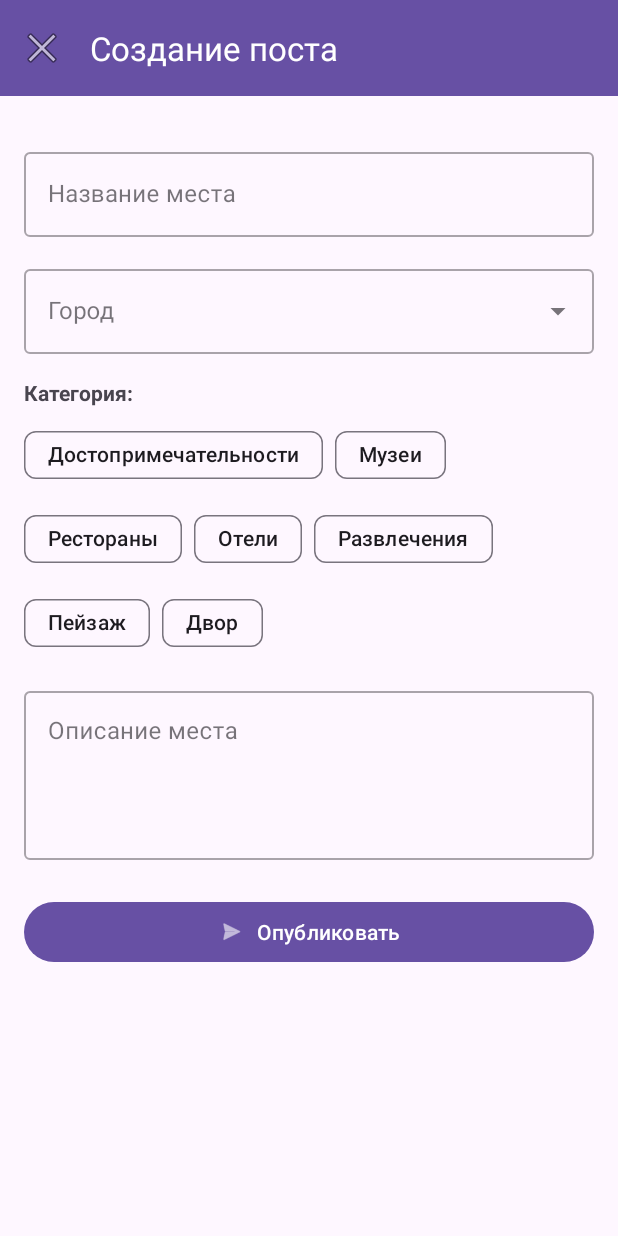
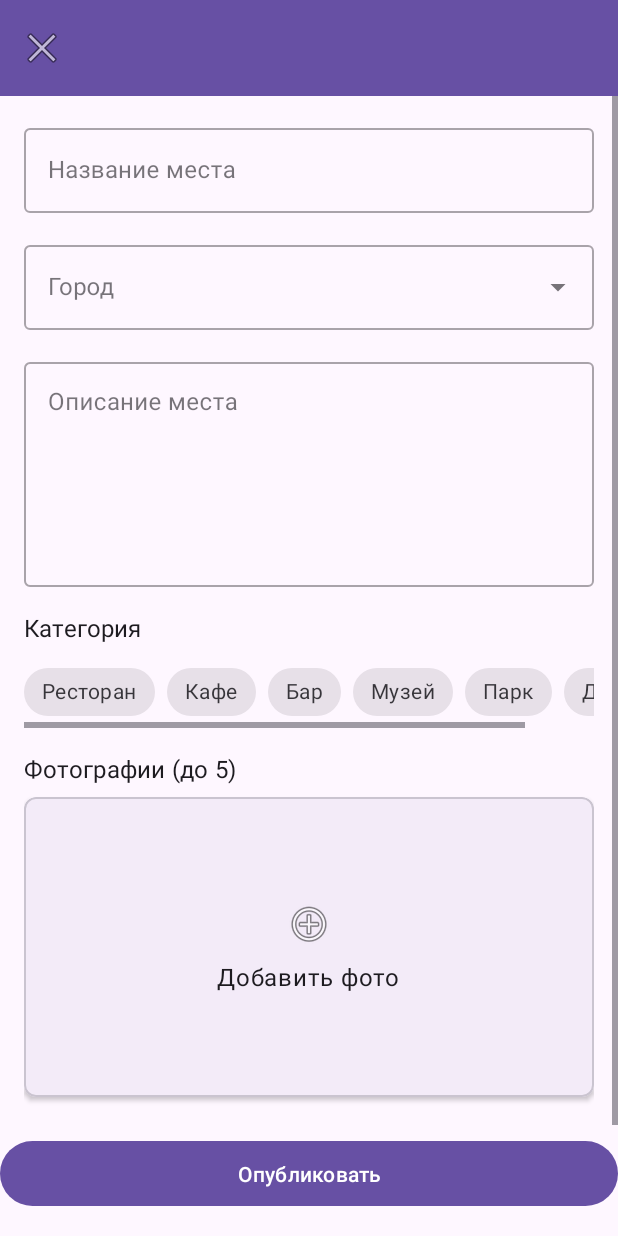
Before and after one commit to Vex1re/CTT, an Android app: the fragment CreatePostFragment placed in its activity, on a phone screen of 412 x 824 dp. Run offline under Robolectric (Android 15) with nearby library versions, the phone set to English and light mode, and no system bars; our stand-ins replace CircleImageView; pictures from the network do not load.

Commit message:
pre-final

```diff
--- a/app/src/main/java/space/krokodilich/ctt/ApiService.java
+++ b/app/src/main/java/space/krokodilich/ctt/ApiService.java
@@ -20,6 +20,6 @@ public interface ApiService {
     @POST("users/login")
     Call<User> loginUser(@Body User user);
 
-    @POST("posts")
+    @POST("posts/all")
     Call<Post> createPost(@Body Post post);
 }
--- a/app/src/main/java/space/krokodilich/ctt/CreatePostFragment.java
+++ b/app/src/main/java/space/krokodilich/ctt/CreatePostFragment.java
@@ -23,6 +23,16 @@ import java.util.List;
 import java.util.Set;
 import java.util.HashSet;
 
+import android.net.Uri;
+import androidx.activity.result.ActivityResultLauncher;
+import androidx.activity.result.contract.ActivityResultContracts;
+import androidx.recyclerview.widget.LinearLayoutManager;
+import androidx.recyclerview.widget.RecyclerView;
+import com.google.android.material.card.MaterialCardView;
+import android.widget.LinearLayout;
+import java.util.ArrayList;
+import java.util.stream.Collectors;
+
 public class CreatePostFragment extends Fragment {
     private TextInputEditText placeNameInput;
     private MaterialAutoCompleteTextView placeCityInput;
@@ -31,7 +41,17 @@ public class CreatePostFragment extends Fragment {
     private MaterialButton publishButton;
     private MaterialToolbar toolbar;
     private ViewModel viewModel;
-    private AutoCompleteTextView citySpinner;
+
+    private MaterialCardView addFirstImagePlaceholder;
+    private LinearLayout addedImagesContainer;
+    private RecyclerView imagesRecyclerView;
+    private MaterialButton addImageButton;
+    private ImageAdapter imageAdapter;
+    private List<Uri> selectedImageUris = new ArrayList<>();
+
+    private ActivityResultLauncher<String> selectImageLauncher;
+
+    private static final int MAX_IMAGES = 5;
 
     private static final String[] CITIES = {
         "Москва",
@@ -68,7 +88,11 @@ public class CreatePostFragment extends Fragment {
         tagChipGroup = view.findViewById(R.id.tag_chip_group);
         publishButton = view.findViewById(R.id.publish_button);
         toolbar = view.findViewById(R.id.toolbar);
-        citySpinner = view.findViewById(R.id.place_city_input);
+
+        addFirstImagePlaceholder = view.findViewById(R.id.add_first_image_placeholder);
+        addedImagesContainer = view.findViewById(R.id.added_images_container);
+        imagesRecyclerView = view.findViewById(R.id.images_recycler_view);
+        addImageButton = view.findViewById(R.id.add_image_button);
 
         // Настройка AutoCompleteTextView для городов
         ArrayAdapter<String> adapter = new ArrayAdapter<>(
@@ -86,8 +110,55 @@ public class CreatePostFragment extends Fragment {
             }
         });
 
+        // Настройка RecyclerView для изображений
+        imagesRecyclerView.setLayoutManager(new LinearLayoutManager(getContext(), LinearLayoutManager.HORIZONTAL, false));
+        imageAdapter = new ImageAdapter(selectedImageUris);
+        imagesRecyclerView.setAdapter(imageAdapter);
+
+        // Настройка ActivityResultLauncher для выбора изображения
+        selectImageLauncher = registerForActivityResult(
+            new ActivityResultContracts.GetContent(),
+            uri -> {
+                if (uri != null && selectedImageUris.size() < MAX_IMAGES) {
+                    selectedImageUris.add(uri);
+                    imageAdapter.addImageUri(uri);
+                    updateImageUI();
+                } else if (selectedImageUris.size() >= MAX_IMAGES) {
+                    Toast.makeText(getContext(), "Выбрано максимальное количество фотографий", Toast.LENGTH_SHORT).show();
+                }
+            }
+        );
+
         // Настройка обработчиков
         setupListeners();
+        setupImageListeners();
+        updateImageUI(); // Изначальное обновление UI изображений
+    }
+
+    private void setupImageListeners() {
+        addFirstImagePlaceholder.setOnClickListener(v -> selectImage());
+        addImageButton.setOnClickListener(v -> selectImage());
+    }
+
+    private void selectImage() {
+        selectImageLauncher.launch("image/*"); // Запускаем выбор изображений
+    }
+
+    private void updateImageUI() {
+        if (selectedImageUris.isEmpty()) {
+            addFirstImagePlaceholder.setVisibility(View.VISIBLE);
+            addedImagesContainer.setVisibility(View.GONE);
+        } else {
+            addFirstImagePlaceholder.setVisibility(View.GONE);
+            addedImagesContainer.setVisibility(View.VISIBLE);
+
+            // Скрываем кнопку добавления, если достигнут лимит
+            if (selectedImageUris.size() >= MAX_IMAGES) {
+                addImageButton.setVisibility(View.GONE);
+            } else {
+                addImageButton.setVisibility(View.VISIBLE);
+            }
+        }
     }
 
     private void showCityInputDialog() {
@@ -150,6 +221,12 @@ public class CreatePostFragment extends Fragment {
             return false;
         }
 
+        // Проверка наличия хотя бы одной фотографии
+        if (selectedImageUris.isEmpty()) {
+             Toast.makeText(getContext(), "Пожалуйста, добавьте хотя бы одну фотографию.", Toast.LENGTH_SHORT).show();
+             return false;
+        }
+
         return true;
     }
 
@@ -167,6 +244,11 @@ public class CreatePostFragment extends Fragment {
             SimpleDateFormat dateFormat = new SimpleDateFormat("dd.MM.yyyy", Locale.getDefault());
             String currentDate = dateFormat.format(new Date());
 
+            // Получаем список URI изображений в виде строк
+            List<String> imageUrls = selectedImageUris.stream()
+                                                .map(Uri::toString)
+                                                .collect(Collectors.toList());
+
             // Показываем прогресс
             publishButton.setEnabled(false);
             publishButton.setText("Публикация...");
@@ -176,35 +258,13 @@ public class CreatePostFragment extends Fragment {
                 @Override
                 public void onSuccess() {
                     List<Post> currentPosts = viewModel.getPosts();
-                    // Определяем следующий свободный ID
-                    Long nextId = 1L;
-                    if (currentPosts != null && !currentPosts.isEmpty()) {
-                        // Создаем множество существующих ID
-                        Set<Long> existingIds = new HashSet<>();
-                        for (Post post : currentPosts) {
-                            existingIds.add(post.getId());
-                        }
-
-                        // Находим максимальный ID
-                        Long maxId = currentPosts.stream()
-                                .mapToLong(Post::getId)
-                                .max()
-                                .orElse(0L);
-
-                        // Ищем первый свободный ID, начиная с максимального + 1
-                        nextId = maxId + 1;
-                        while (existingIds.contains(nextId)) {
-                            nextId++;
-                        }
-                    }
-
                     // Формируем полное имя пользователя (имя + фамилия)
                     String fullName = currentUser.getName() + " " + currentUser.getSurname();
                     String loginnn = currentUser.getUsername();
 
-                    // Создаем новый пост с определенным ID
+                    // Создаем новый пост с определенным ID, включая список изображений
                     Post newPost = new Post(
-                        nextId, // Следующий свободный ID
+                        null, // Передаем null для id, чтобы сервер сгенерировал его
                         fullName, // имя и фамилия автора через пробел
                         city, // город
                         currentDate, // текущая дата в формате дд.мм.гггг
@@ -213,7 +273,8 @@ public class CreatePostFragment extends Fragment {
                         tag, // тэг
                         0, // количество комментариев (по умолчанию 0)
                         placeName, // название места
-                        loginnn // логин пользователя
+                        loginnn, // логин пользователя
+                        imageUrls // список URL изображений
                     );
 
                     // Отправляем пост на сервер
--- a/app/src/main/res/layout/fragment_create_post.xml
+++ b/app/src/main/res/layout/fragment_create_post.xml
@@ -4,25 +4,27 @@
     xmlns:app="http://schemas.android.com/apk/res-auto"
     xmlns:tools="http://schemas.android.com/tools"
     android:layout_width="match_parent"
-    android:layout_height="match_parent">
+    android:layout_height="match_parent"
+    tools:context=".CreatePostFragment">
 
     <com.google.android.material.appbar.MaterialToolbar
         android:id="@+id/toolbar"
-        android:layout_width="match_parent"
+        android:layout_width="0dp"
         android:layout_height="?attr/actionBarSize"
         android:background="?attr/colorPrimary"
-        android:elevation="4dp"
-        android:theme="@style/ThemeOverlay.MaterialComponents.Dark.ActionBar"
+        android:theme="@style/ThemeOverlay.AppCompat.ActionBar"
+        app:navigationIcon="@android:drawable/ic_menu_close_clear_cancel"
         app:layout_constraintTop_toTopOf="parent"
-        app:title="Создание поста"
-        app:navigationIcon="@android:drawable/ic_menu_close_clear_cancel" />
+        app:layout_constraintStart_toStartOf="parent"
+        app:layout_constraintEnd_toEndOf="parent"/>
 
     <ScrollView
-        android:layout_width="match_parent"
+        android:layout_width="0dp"
         android:layout_height="0dp"
-        android:fillViewport="true"
         app:layout_constraintTop_toBottomOf="@id/toolbar"
-        app:layout_constraintBottom_toBottomOf="parent">
+        app:layout_constraintStart_toStartOf="parent"
+        app:layout_constraintEnd_toEndOf="parent"
+        app:layout_constraintBottom_toTopOf="@id/publish_button">
 
         <LinearLayout
             android:layout_width="match_parent"
@@ -30,137 +32,196 @@
             android:orientation="vertical"
             android:padding="16dp">
 
-            <!-- Название места -->
             <com.google.android.material.textfield.TextInputLayout
                 android:id="@+id/place_name_layout"
                 android:layout_width="match_parent"
                 android:layout_height="wrap_content"
-                android:layout_marginTop="16dp"
                 android:hint="Название места"
-                style="@style/Widget.MaterialComponents.TextInputLayout.OutlinedBox">
+                style="@style/Widget.MaterialComponents.TextInputLayout.OutlinedBox"
+                android:layout_marginBottom="16dp">
 
                 <com.google.android.material.textfield.TextInputEditText
                     android:id="@+id/place_name_input"
                     android:layout_width="match_parent"
                     android:layout_height="wrap_content"
-                    android:inputType="textCapSentences"
-                    android:maxLines="1" />
+                    android:inputType="textCapWords"/>
             </com.google.android.material.textfield.TextInputLayout>
 
-            <!-- Город -->
             <com.google.android.material.textfield.TextInputLayout
                 android:id="@+id/place_city_layout"
                 android:layout_width="match_parent"
                 android:layout_height="wrap_content"
-                android:layout_marginTop="16dp"
                 android:hint="Город"
-                style="@style/Widget.MaterialComponents.TextInputLayout.OutlinedBox.ExposedDropdownMenu">
+                style="@style/Widget.MaterialComponents.TextInputLayout.OutlinedBox.ExposedDropdownMenu"
+                android:layout_marginBottom="16dp">
 
-                <AutoCompleteTextView
+                <com.google.android.material.textfield.MaterialAutoCompleteTextView
                     android:id="@+id/place_city_input"
                     android:layout_width="match_parent"
                     android:layout_height="wrap_content"
-                    android:inputType="none" />
+                    android:inputType="none"/>
             </com.google.android.material.textfield.TextInputLayout>
 
-            <!-- Категория/тег -->
-            <TextView
-                android:id="@+id/category_label"
-                android:layout_width="wrap_content"
-                android:layout_height="wrap_content"
-                android:layout_marginTop="16dp"
-                android:text="Категория:"
-                android:textStyle="bold" />
-
-            <com.google.android.material.chip.ChipGroup
-                android:id="@+id/tag_chip_group"
-                android:layout_width="match_parent"
-                android:layout_height="wrap_content"
-                android:layout_marginTop="8dp"
-                app:singleSelection="true"
-                app:selectionRequired="true">
-
-                <com.google.android.material.chip.Chip
-                    android:id="@+id/tag_sight"
-                    android:layout_width="wrap_content"
-                    android:layout_height="wrap_content"
-                    android:text="Достопримечательности"
-                    android:checkable="true" />
-
-                <com.google.android.material.chip.Chip
-                    android:id="@+id/tag_museum"
-                    android:layout_width="wrap_content"
-                    android:layout_height="wrap_content"
-                    android:text="Музеи"
-                    android:checkable="true" />
-
-                <com.google.android.material.chip.Chip
-                    android:id="@+id/tag_restaurant"
-                    android:layout_width="wrap_content"
-                    android:layout_height="wrap_content"
-                    android:text="Рестораны"
-                    android:checkable="true" />
-
-                <com.google.android.material.chip.Chip
-                    android:id="@+id/tag_hotel"
-                    android:layout_width="wrap_content"
-                    android:layout_height="wrap_content"
-                    android:text="Отели"
-                    android:checkable="true" />
-
-                <com.google.android.material.chip.Chip
-                    android:id="@+id/tag_entertainment"
-                    android:layout_width="wrap_content"
-                    android:layout_height="wrap_content"
-                    android:text="Развлечения"
-                    android:checkable="true" />
-
-                <com.google.android.material.chip.Chip
-                    android:id="@+id/tag_landscape"
-                    android:layout_width="wrap_content"
-                    android:layout_height="wrap_content"
-                    android:text="Пейзаж"
-                    android:checkable="true" />
-
-                <com.google.android.material.chip.Chip
-                    android:id="@+id/tag_yard"
-                    android:layout_width="wrap_content"
-                    android:layout_height="wrap_content"
-                    android:text="Двор"
-                    android:checkable="true" />
-            </com.google.android.material.chip.ChipGroup>
-
-            <!-- Описание места -->
             <com.google.android.material.textfield.TextInputLayout
                 android:id="@+id/place_description_layout"
                 android:layout_width="match_parent"
                 android:layout_height="wrap_content"
-                android:layout_marginTop="16dp"
                 android:hint="Описание места"
-                style="@style/Widget.MaterialComponents.TextInputLayout.OutlinedBox">
+                style="@style/Widget.MaterialComponents.TextInputLayout.OutlinedBox"
+                android:layout_marginBottom="16dp">
 
                 <com.google.android.material.textfield.TextInputEditText
                     android:id="@+id/place_description_input"
                     android:layout_width="match_parent"
                     android:layout_height="wrap_content"
-                    android:gravity="top"
                     android:inputType="textMultiLine"
-                    android:minLines="4" />
+                    android:minLines="6"
+                    android:gravity="top"/>
             </com.google.android.material.textfield.TextInputLayout>
 
-            <!-- Кнопка публикации -->
-            <com.google.android.material.button.MaterialButton
-                android:id="@+id/publish_button"
+            <TextView
                 android:layout_width="match_parent"
                 android:layout_height="wrap_content"
-                android:layout_marginTop="24dp"
-                android:text="Опубликовать"
-                android:textAllCaps="false"
-                app:icon="@android:drawable/ic_menu_send"
-                app:iconGravity="textStart"
-                app:iconPadding="8dp" />
+                android:text="Категория"
+                android:textAppearance="@style/TextAppearance.MaterialComponents.Subtitle1"
+                android:layout_marginBottom="8dp"/>
+
+            <HorizontalScrollView
+                android:layout_width="match_parent"
+                android:layout_height="wrap_content"
+                android:layout_marginBottom="16dp">
+
+                <com.google.android.material.chip.ChipGroup
+                    android:id="@+id/tag_chip_group"
+                    android:layout_width="wrap_content"
+                    android:layout_height="wrap_content"
+                    app:singleSelection="true">
+
+                    <com.google.android.material.chip.Chip
+                        android:id="@+id/chip_restaurant"
+                        style="@style/Widget.MaterialComponents.Chip.Choice"
+                        android:layout_width="wrap_content"
+                        android:layout_height="wrap_content"
+                        android:text="Ресторан" />
+
+                    <com.google.android.material.chip.Chip
+                        android:id="@+id/chip_cafe"
+                        style="@style/Widget.MaterialComponents.Chip.Choice"
+                        android:layout_width="wrap_content"
+                        android:layout_height="wrap_content"
+                        android:text="Кафе" />
+
+                    <com.google.android.material.chip.Chip
+                        android:id="@+id/chip_bar"
+                        style="@style/Widget.MaterialComponents.Chip.Choice"
+                        android:layout_width="wrap_content"
+                        android:layout_height="wrap_content"
+                        android:text="Бар" />
+
+                    <com.google.android.material.chip.Chip
+                        android:id="@+id/chip_museum"
+                        style="@style/Widget.MaterialComponents.Chip.Choice"
+                        android:layout_width="wrap_content"
+                        android:layout_height="wrap_content"
+                        android:text="Музей" />
+
+                    <com.google.android.material.chip.Chip
+                        android:id="@+id/chip_park"
+                        style="@style/Widget.MaterialComponents.Chip.Choice"
+                        android:layout_width="wrap_content"
+                        android:layout_height="wrap_content"
+                        android:text="Парк" />
+
+                    <com.google.android.material.chip.Chip
+                        android:id="@+id/chip_other"
+                        style="@style/Widget.MaterialComponents.Chip.Choice"
+                        android:layout_width="wrap_content"
+                        android:layout_height="wrap_content"
+                        android:text="Другое" />
+
+                </com.google.android.material.chip.ChipGroup>
+            </HorizontalScrollView>
+
+            <!-- Image Section -->
+            <TextView
+                android:id="@+id/images_label"
+                android:layout_width="match_parent"
+                android:layout_height="wrap_content"
+                android:text="Фотографии (до 5)"
+                android:textAppearance="@style/TextAppearance.MaterialComponents.Subtitle1"
+                android:layout_marginBottom="8dp"/>
+
+            <!-- Placeholder for adding the first image -->
+            <com.google.android.material.card.MaterialCardView
+                android:id="@+id/add_first_image_placeholder"
+                android:layout_width="match_parent"
+                android:layout_height="200dp"
+                android:layout_marginBottom="16dp"
+                app:cardCornerRadius="8dp"
+                app:cardElevation="2dp"
+                android:clickable="true"
+                android:focusable="true">
+
+                <LinearLayout
+                    android:layout_width="match_parent"
+                    android:layout_height="match_parent"
+                    android:orientation="vertical"
+                    android:gravity="center">
+
+                    <ImageView
+                        android:layout_width="wrap_content"
+                        android:layout_height="wrap_content"
+                        android:src="@android:drawable/ic_menu_add"/>
+
+                    <TextView
+                        android:layout_width="wrap_content"
+                        android:layout_height="wrap_content"
+                        android:text="Добавить фото"
+                        android:textAppearance="@style/TextAppearance.MaterialComponents.Body1"
+                        android:layout_marginTop="8dp"/>
+                </LinearLayout>
+            </com.google.android.material.card.MaterialCardView>
+
+            <!-- Horizontal list of added images and add button -->
+            <LinearLayout
+                android:id="@+id/added_images_container"
+                android:layout_width="match_parent"
+                android:layout_height="wrap_content"
+                android:orientation="horizontal"
+                android:gravity="center_vertical"
+                android:visibility="gone"
+                android:layout_marginBottom="16dp">
+
+                <androidx.recyclerview.widget.RecyclerView
+                    android:id="@+id/images_recycler_view"
+                    android:layout_width="0dp"
+                    android:layout_height="150dp"
+                    android:layout_weight="1"
+                    android:orientation="horizontal"
+                    app:layoutManager="androidx.recyclerview.widget.LinearLayoutManager"
+                    tools:listitem="@layout/item_image"/>
+
+                <com.google.android.material.button.MaterialButton
+                    android:id="@+id/add_image_button"
+                    android:layout_width="wrap_content"
+                    android:layout_height="wrap_content"
+                    android:layout_marginStart="8dp"
+                    app:icon="@android:drawable/ic_menu_add"/>
+
+            </LinearLayout>
 
         </LinearLayout>
     </ScrollView>
 
+    <com.google.android.material.button.MaterialButton
+        android:id="@+id/publish_button"
+        android:layout_width="0dp"
+        android:layout_height="wrap_content"
+        android:text="Опубликовать"
+        android:padding="12dp"
+        android:layout_marginBottom="16dp"
+        app:layout_constraintBottom_toBottomOf="parent"
+        app:layout_constraintStart_toStartOf="parent"
+        app:layout_constraintEnd_toEndOf="parent"/>
+
 </androidx.constraintlayout.widget.ConstraintLayout>
```
Also changed, not shown: app/src/main/java/space/krokodilich/ctt/ImageAdapter.java (added, +67 -0 lines), app/src/main/java/space/krokodilich/ctt/Post.java (+54 -1 lines), app/src/main/res/layout/item_image.xml (added, +18 -0 lines).
